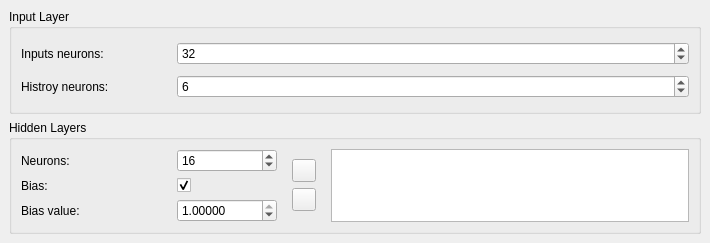
Before: the Qt Designer form code/interface/vicomposedwidgets/forms/vicorrectionwidget/vineuralwidgets/vineuralstructurewidget.ui in visore/Visore, drawn with Qt 5.
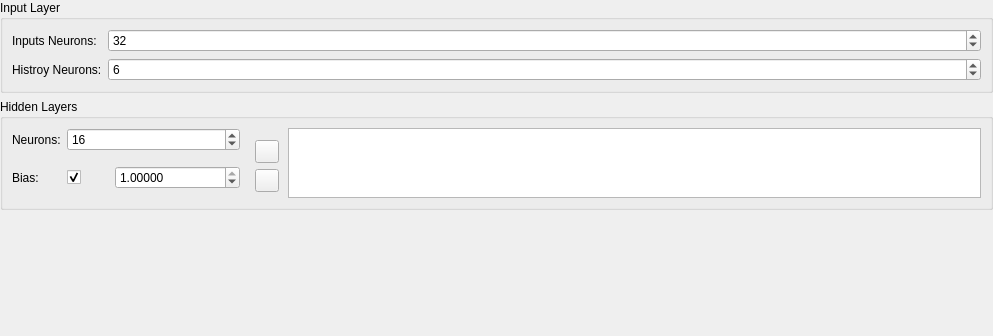
After: the same form once the commit is applied. Custom widgets are drawn as their Qt base class.

```diff
--- a/code/interface/vicomposedwidgets/forms/vicorrectionwidget/vineuralwidgets/vineuralstructurewidget.ui
+++ b/code/interface/vicomposedwidgets/forms/vicorrectionwidget/vineuralwidgets/vineuralstructurewidget.ui
@@ -6,8 +6,8 @@
    <rect>
     <x>0</x>
     <y>0</y>
-    <width>710</width>
-    <height>243</height>
+    <width>993</width>
+    <height>336</height>
    </rect>
   </property>
   <property name="sizePolicy">
@@ -34,94 +34,115 @@
   <property name="styleSheet">
    <string/>
   </property>
-  <layout class="QGridLayout" name="gridLayout">
+  <layout class="QFormLayout" name="formLayout">
    <property name="leftMargin">
-    <number>9</number>
+    <number>0</number>
    </property>
    <property name="topMargin">
-    <number>9</number>
+    <number>0</number>
    </property>
    <property name="rightMargin">
-    <number>9</number>
+    <number>0</number>
    </property>
    <property name="bottomMargin">
-    <number>9</number>
+    <number>0</number>
    </property>
-   <item row="2" column="0" colspan="2">
+   <item row="0" column="0" colspan="2">
+    <widget class="QGroupBox" name="inputGroupBox">
+     <property name="title">
+      <string>Input Layer</string>
+     </property>
+     <layout class="QGridLayout" name="gridLayout_6">
+      <item row="1" column="0">
+       <widget class="QLabel" name="label_10">
+        <property name="text">
+         <string>Histroy Neurons:</string>
+        </property>
+       </widget>
+      </item>
+      <item row="0" column="0">
+       <widget class="QLabel" name="label">
+        <property name="minimumSize">
+         <size>
+          <width>0</width>
+          <height>0</height>
+         </size>
+        </property>
+        <property name="maximumSize">
+         <size>
+          <width>16777215</width>
+          <height>16777215</height>
+         </size>
+        </property>
+        <property name="text">
+         <string>Inputs Neurons:</string>
+        </property>
+       </widget>
+      </item>
+      <item row="1" column="1">
+       <widget class="QSpinBox" name="historySpinBox">
+        <property name="maximum">
+         <number>2048</number>
+        </property>
+        <property name="value">
+         <number>6</number>
+        </property>
+       </widget>
+      </item>
+      <item row="0" column="1">
+       <widget class="QSpinBox" name="inputSpinBox">
+        <property name="sizePolicy">
+         <sizepolicy hsizetype="Expanding" vsizetype="Fixed">
+          <horstretch>0</horstretch>
+          <verstretch>0</verstretch>
+         </sizepolicy>
+        </property>
+        <property name="minimum">
+         <number>1</number>
+        </property>
+        <property name="maximum">
+         <number>2048</number>
+        </property>
+        <property name="value">
+         <number>32</number>
+        </property>
+       </widget>
+      </item>
+     </layout>
+    </widget>
+   </item>
+   <item row="1" column="0" colspan="2">
     <widget class="QGroupBox" name="hiddenGroupBox">
      <property name="title">
       <string>Hidden Layers</string>
      </property>
      <layout class="QGridLayout" name="gridLayout_2">
-      <item row="1" column="2" rowspan="3">
-       <widget class="QWidget" name="widget" native="true">
-        <layout class="QGridLayout" name="gridLayout_3">
-         <item row="0" column="0">
-          <spacer name="verticalSpacer">
-           <property name="orientation">
-            <enum>Qt::Vertical</enum>
-           </property>
-           <property name="sizeHint" stdset="0">
-            <size>
-             <width>20</width>
-             <height>40</height>
-            </size>
-           </property>
-          </spacer>
-         </item>
-         <item row="2" column="0">
-          <widget class="ViButton" name="removeButton">
-           <property name="text">
-            <string/>
-           </property>
-          </widget>
-         </item>
-         <item row="1" column="0">
-          <widget class="ViButton" name="addButton">
-           <property name="text">
-            <string/>
-           </property>
-          </widget>
-         </item>
-         <item row="3" column="0">
-          <spacer name="verticalSpacer_2">
-           <property name="orientation">
-            <enum>Qt::Vertical</enum>
-           </property>
-           <property name="sizeHint" stdset="0">
-            <size>
-             <width>20</width>
-             <height>40</height>
-            </size>
-           </property>
-          </spacer>
-         </item>
-        </layout>
-       </widget>
-      </item>
-      <item row="3" column="1">
-       <widget class="QDoubleSpinBox" name="biasSpinBox">
+      <item row="0" column="1" colspan="4">
+       <widget class="QSpinBox" name="hiddenSpinBox">
+        <property name="sizePolicy">
+         <sizepolicy hsizetype="Minimum" vsizetype="Fixed">
+          <horstretch>0</horstretch>
+          <verstretch>0</verstretch>
+         </sizepolicy>
+        </property>
         <property name="minimumSize">
          <size>
-          <width>100</width>
+          <width>173</width>
           <height>0</height>
          </size>
         </property>
-        <property name="decimals">
-         <number>5</number>
+        <property name="minimum">
+         <number>1</number>
         </property>
         <property name="maximum">
-         <double>1.000000000000000</double>
-        </property>
-        <property name="singleStep">
-         <double>0.001000000000000</double>
+         <number>1024</number>
         </property>
         <property name="value">
-         <double>1.000000000000000</double>
+         <number>16</number>
         </property>
        </widget>
       </item>
-      <item row="2" column="1">
+      <item row="1" column="1" rowspan="2">
        <widget class="QCheckBox" name="biasCheckBox">
         <property name="maximumSize">
          <size>
@@ -137,17 +158,17 @@
         </property>
        </widget>
       </item>
-      <item row="2" column="0">
+      <item row="1" column="0" rowspan="2">
        <widget class="QLabel" name="label_4">
         <property name="minimumSize">
          <size>
-          <width>150</width>
+          <width>0</width>
           <height>0</height>
          </size>
         </property>
         <property name="maximumSize">
          <size>
-          <width>150</width>
+          <width>16777215</width>
           <height>16777215</height>
          </size>
         </property>
@@ -156,56 +177,17 @@
         </property>
        </widget>
       </item>
-      <item row="3" column="0">
-       <widget class="QLabel" name="biasValueLabel">
-        <property name="text">
-         <string>Bias value:</string>
-        </property>
-       </widget>
-      </item>
-      <item row="1" column="8" rowspan="3">
-       <widget class="QListWidget" name="hiddenList">
-        <property name="maximumSize">
-         <size>
-          <width>16777215</width>
-          <height>100</height>
-         </size>
-        </property>
-        <property name="selectionMode">
-         <enum>QAbstractItemView::ExtendedSelection</enum>
-        </property>
-       </widget>
-      </item>
-      <item row="1" column="1">
-       <widget class="QSpinBox" name="hiddenSpinBox">
-        <property name="minimumSize">
-         <size>
-          <width>100</width>
-          <height>0</height>
-         </size>
-        </property>
-        <property name="minimum">
-         <number>1</number>
-        </property>
-        <property name="maximum">
-         <number>1024</number>
-        </property>
-        <property name="value">
-         <number>16</number>
-        </property>
-       </widget>
-      </item>
-      <item row="1" column="0">
+      <item row="0" column="0">
        <widget class="QLabel" name="label_3">
         <property name="minimumSize">
          <size>
-          <width>150</width>
+          <width>0</width>
           <height>0</height>
          </size>
         </property>
         <property name="maximumSize">
          <size>
-          <width>150</width>
+          <width>16777215</width>
           <height>16777215</height>
          </size>
         </property>
@@ -214,64 +196,117 @@
         </property>
        </widget>
       </item>
-     </layout>
-    </widget>
-   </item>
-   <item row="0" column="0" colspan="2">
-    <widget class="QGroupBox" name="inputGroupBox">
-     <property name="title">
-      <string>Input Layer</string>
-     </property>
-     <layout class="QGridLayout" name="gridLayout_6">
-      <item row="1" column="0">
-       <widget class="QLabel" name="label_10">
-        <property name="text">
-         <string>Histroy neurons:</string>
-        </property>
-       </widget>
-      </item>
-      <item row="0" column="1">
-       <widget class="QSpinBox" name="inputSpinBox">
-        <property name="minimum">
-         <number>1</number>
-        </property>
-        <property name="maximum">
-         <number>2048</number>
-        </property>
-        <property name="value">
-         <number>32</number>
-        </property>
-       </widget>
-      </item>
-      <item row="0" column="0">
-       <widget class="QLabel" name="label">
+      <item row="1" column="2" rowspan="2" colspan="3">
+       <widget class="QDoubleSpinBox" name="biasSpinBox">
         <property name="minimumSize">
          <size>
-          <width>150</width>
+          <width>0</width>
           <height>0</height>
          </size>
         </property>
-        <property name="maximumSize">
-         <size>
-          <width>150</width>
-          <height>16777215</height>
-         </size>
+        <property name="decimals">
+         <number>5</number>
         </property>
-        <property name="text">
-         <string>Inputs neurons:</string>
-        </property>
-       </widget>
-      </item>
-      <item row="1" column="1">
-       <widget class="QSpinBox" name="historySpinBox">
         <property name="maximum">
-         <number>2048</number>
+         <double>1.000000000000000</double>
+        </property>
+        <property name="singleStep">
+         <double>0.001000000000000</double>
         </property>
         <property name="value">
-         <number>6</number>
+         <double>1.000000000000000</double>
         </property>
        </widget>
       </item>
+      <item row="0" column="5" rowspan="3">
+       <widget class="QWidget" name="widget" native="true">
+        <property name="sizePolicy">
+         <sizepolicy hsizetype="Minimum" vsizetype="Minimum">
+          <horstretch>0</horstretch>
+          <verstretch>0</verstretch>
+         </sizepolicy>
+        </property>
+        <layout class="QGridLayout" name="gridLayout_3">
+         <property name="leftMargin">
+          <number>9</number>
+         </property>
+         <property name="topMargin">
+          <number>0</number>
+         </property>
+         <property name="rightMargin">
+          <number>0</number>
+         </property>
+         <property name="bottomMargin">
+          <number>0</number>
+         </property>
+         <property name="horizontalSpacing">
+          <number>9</number>
+         </property>
+         <item row="2" column="0">
+          <widget class="ViButton" name="removeButton">
+           <property name="text">
+            <string/>
+           </property>
+          </widget>
+         </item>
+         <item row="3" column="0">
+          <spacer name="verticalSpacer_2">
+           <property name="orientation">
+            <enum>Qt::Vertical</enum>
+           </property>
+           <property name="sizeType">
+            <enum>QSizePolicy::MinimumExpanding</enum>
+           </property>
+           <property name="sizeHint" stdset="0">
+            <size>
+             <width>0</width>
+             <height>0</height>
+            </size>
+           </property>
+          </spacer>
+         </item>
+         <item row="0" column="0">
+          <spacer name="verticalSpacer">
+           <property name="orientation">
+            <enum>Qt::Vertical</enum>
+           </property>
+           <property name="sizeType">
+            <enum>QSizePolicy::MinimumExpanding</enum>
+           </property>
+           <property name="sizeHint" stdset="0">
+            <size>
+             <width>0</width>
+             <height>0</height>
+            </size>
+           </property>
+          </spacer>
+         </item>
+         <item row="0" column="1" rowspan="4">
+          <widget class="QListWidget" name="hiddenList">
+           <property name="sizePolicy">
+            <sizepolicy hsizetype="Expanding" vsizetype="Preferred">
+             <horstretch>0</horstretch>
+             <verstretch>0</verstretch>
+            </sizepolicy>
+           </property>
+           <property name="maximumSize">
+            <size>
+             <width>16777215</width>
+             <height>70</height>
+            </size>
+           </property>
+          </widget>
+         </item>
+         <item row="1" column="0">
+          <widget class="ViButton" name="addButton">
+           <property name="text">
+            <string/>
+           </property>
+          </widget>
+         </item>
+        </layout>
+       </widget>
+      </item>
      </layout>
     </widget>
    </item>
```
Left out of the diff: 1 changed line with no effect on the pictures.
